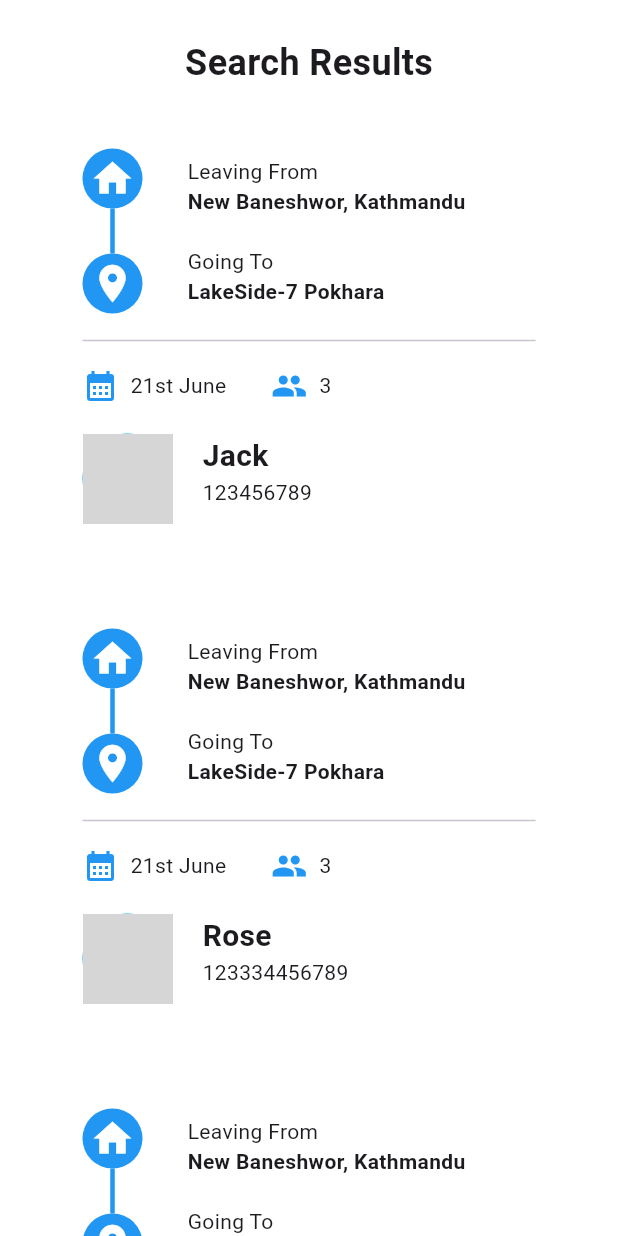
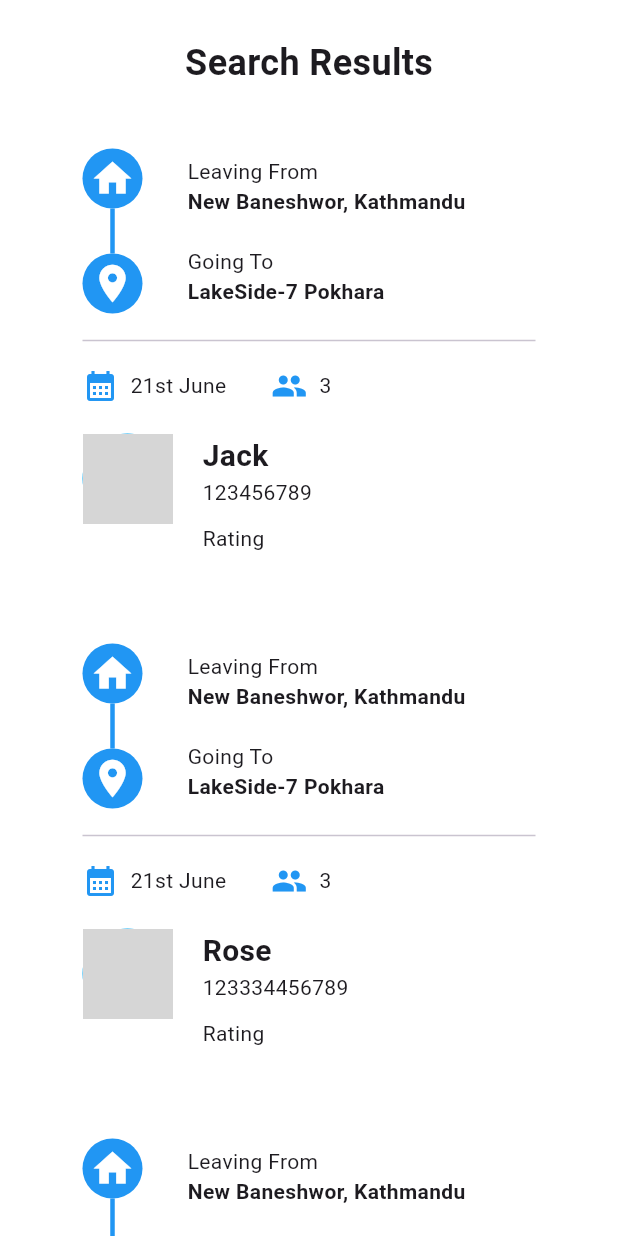
Before and after one commit to raj1008-git/Minor-2, a Flutter app: the SearchResult screen opened directly, on a phone screen of 412 x 824 dp. Run offline on Flutter 3.47's test engine with Material 3 defaults, Android fonts, the phone set to English and light mode, and no system bars; our stand-ins replace carousel_slider, google_maps_flutter; network calls fail; grey boxes are pictures that could not be loaded.

Commit message:
first commit

```diff
--- a/lib/SearchScreen/Model/search_result_model.dart
+++ b/lib/SearchScreen/Model/search_result_model.dart
@@ -1,23 +1,25 @@
-import 'package:flutter/cupertino.dart';
 import 'package:flutter/material.dart';
-
-import '../../RideDetailsScreen/ride_details_page.dart';
 
 class SearchResultModel extends StatelessWidget {
   String profilePicture;
   String driver;
   String phoneNumber;
+  bool isHistoryPage;
+  bool? isCompleted;
 
-  SearchResultModel(
-      {super.key,
-      required this.profilePicture,
-      required this.driver,
-      required this.phoneNumber});
+  SearchResultModel({
+    super.key,
+    required this.profilePicture,
+    required this.driver,
+    required this.phoneNumber,
+    required this.isCompleted,
+    required this.isHistoryPage,
+  });
   @override
   Widget build(BuildContext context) {
     return Container(
       padding: EdgeInsets.only(left: 30, right: 30, top: 20, bottom: 20),
-      height: 300,
+      height: 310,
       width: 400,
       decoration: BoxDecoration(
         color: Colors.white,
@@ -152,9 +154,40 @@ class SearchResultModel extends StatelessWidget {
                             Text(phoneNumber),
                             SizedBox(
                               height: 10,
-                            )
+                            ),
                           ],
                         ),
+                      ),
+                    ],
+                  ),
+                ),
+                Padding(
+                  padding: const EdgeInsets.only(left: 80),
+                  child: Row(
+                    mainAxisAlignment: MainAxisAlignment.spaceBetween,
+                    children: [
+                      Text('Rating'),
+                      Container(
+                        child: isHistoryPage
+                            ? Container(
+                                decoration: isCompleted!
+                                    ? BoxDecoration(
+                                        color: Colors.green,
+                                      )
+                                    : BoxDecoration(
+                                        color: Colors.red,
+                                      ),
+                                child: isCompleted!
+                                    ? Text(
+                                        'Completed',
+                                        style: TextStyle(color: Colors.white),
+                                      )
+                                    : Text(
+                                        'Cancelled',
+                                        style: TextStyle(color: Colors.white),
+                                      ),
+                              )
+                            : null,
                       ),
                     ],
                   ),
--- a/lib/SearchScreen/Widget/search_result_list.dart
+++ b/lib/SearchScreen/Widget/search_result_list.dart
@@ -2,16 +2,22 @@ import '../Model/search_result_model.dart';
 
 List<SearchResultModel> searchResultModelList = [
   SearchResultModel(
+      isHistoryPage: false,
+      isCompleted: null,
       profilePicture:
           'https://encrypted-tbn3.gstatic.com/images?q=tbn:ANd9GcSsiD8jTk4t-fkPNIukUGw1sLZp9bsmbbsssCCzEsCnka_a7zWp',
       driver: 'Jack',
       phoneNumber: '123456789'),
   SearchResultModel(
+      isHistoryPage: false,
+      isCompleted: null,
       profilePicture:
           'https://encrypted-tbn3.gstatic.com/images?q=tbn:ANd9GcQgByBT5IiAT_a2x9pUVb4VMoOrlzHH7Jrzj-HB5jzHlR4lNLMS',
       driver: 'Rose',
       phoneNumber: '123334456789'),
   SearchResultModel(
+      isHistoryPage: false,
+      isCompleted: null,
       profilePicture:
           'https://encrypted-tbn3.gstatic.com/images?q=tbn:ANd9GcQgByBT5IiAT_a2x9pUVb4VMoOrlzHH7Jrzj-HB5jzHlR4lNLMS',
       driver: 'Rose',
--- a/lib/main_scaffold.dart
+++ b/lib/main_scaffold.dart
@@ -1,6 +1,4 @@
-import 'package:flutter/cupertino.dart';
 import 'package:flutter/material.dart';
-import 'package:flutter/widgets.dart';
 
 import 'HistoryScreen/history_page.dart';
 import 'ProfileScreen/profile_page.dart';
@@ -117,7 +115,9 @@ class _MainScaffoldState extends State<MainScaffold> {
     return Scaffold(
       backgroundColor: customColor,
       resizeToAvoidBottomInset: true,
-      appBar: AppBar(
+      appBar: _selectedIndex == 2
+          ? null
+          : AppBar(
               toolbarHeight: 120,
               elevation: checkCallback == 1 ? 10 : 0,
               // backgroundColor: customColor,
```
Also changed, not shown: lib/HistoryScreen/history_page.dart (+115 -2 lines), pubspec.lock. Lines whose indentation alone changed are shown as unchanged.
